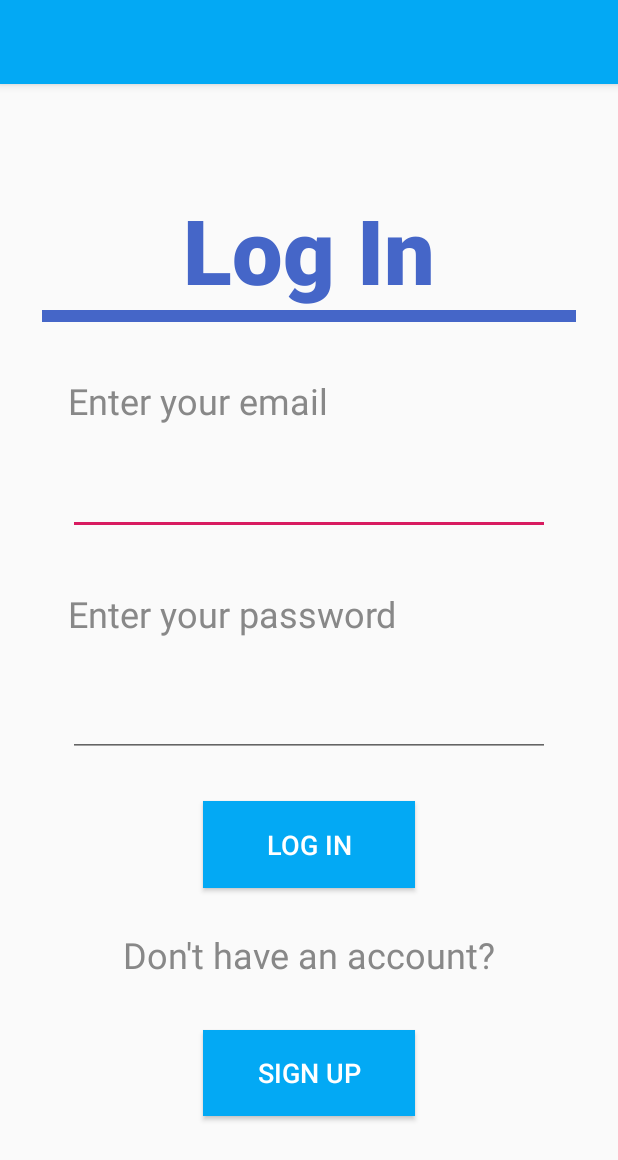
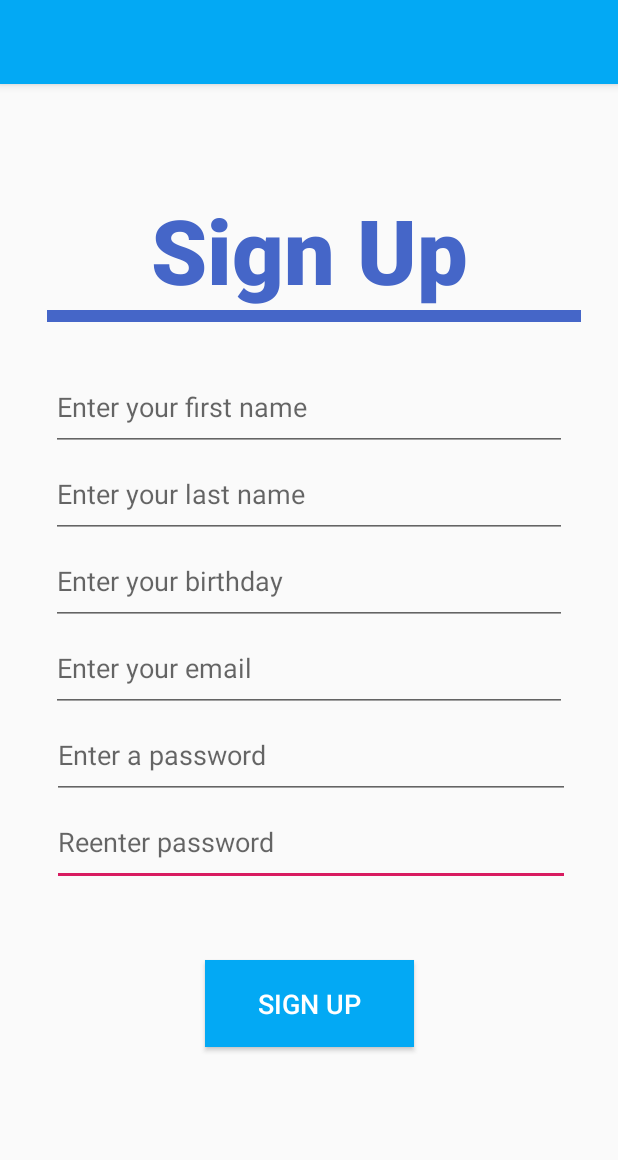
Before and after one commit to mewilczynski/MedTracker, an Android app: the screen it shows after launch (MainActivity before the commit, AddNewUser after it), after a tap on "SIGN UP", on a phone screen of 412 x 824 dp. Shown: the top 1160 px of the screen. Run offline under Robolectric (Android 15) with nearby library versions, the phone set to English and light mode, and no system bars; our stand-ins replace Firebase (no records; nobody signed in at launch, a user with empty details on screens opened directly); libraries missing offline, so code that uses them is left out: com.firebase.ui; 2 statements that could not run were skipped; 1 other tap on this screen came first.

Commit message:
Added sign up activity

```diff
--- a/app/build.gradle
+++ b/app/build.gradle
@@ -34,6 +34,7 @@ dependencies {
     implementation 'com.firebaseui:firebase-ui-auth:6.2.1'
     implementation 'com.jjoe64:graphview:4.2.2'
     implementation 'com.android.support:multidex:1.0.3'
+    implementation 'com.google.android.material:material:1.0.0'
     testImplementation 'junit:junit:4.12'
     androidTestImplementation 'androidx.test.ext:junit:1.1.1'
     androidTestImplementation 'androidx.test.espresso:espresso-core:3.2.0'
--- /dev/null
+++ b/app/src/main/java/com/example/medtracker/AddNewUser.java
@@ -0,0 +1,169 @@
+package com.example.medtracker;
+
+import android.app.DatePickerDialog;
+import android.content.Intent;
+import android.os.Bundle;
+
+import com.google.android.gms.tasks.OnCompleteListener;
+import com.google.android.gms.tasks.Task;
+import com.google.android.material.floatingactionbutton.FloatingActionButton;
+import com.google.android.material.snackbar.Snackbar;
+import com.google.firebase.auth.AuthResult;
+import com.google.firebase.auth.FirebaseAuth;
+import com.google.firebase.auth.FirebaseUser;
+import com.google.firebase.firestore.CollectionReference;
+import com.google.firebase.firestore.FirebaseFirestore;
+
+import androidx.annotation.NonNull;
+import androidx.appcompat.app.AppCompatActivity;
+import androidx.appcompat.widget.Toolbar;
+
+import android.text.InputType;
+import android.view.View;
+import android.widget.Button;
+import android.widget.DatePicker;
+import android.widget.EditText;
+import android.widget.TextView;
+
+import java.util.Calendar;
+
+public class AddNewUser extends AppCompatActivity {
+
+    private static final int RC_SIGN_IN = 123;
+    private FirebaseAuth mAuth;
+    DatePickerDialog picker;
+    private FirebaseFirestore mDatabase;
+
+    @Override
+    protected void onCreate(Bundle savedInstanceState) {
+        super.onCreate(savedInstanceState);
+        setContentView(R.layout.activity_add_new_user);
+        mAuth = FirebaseAuth.getInstance();
+        mDatabase = FirebaseFirestore.getInstance();
+
+        Button signUpBtn = (Button) findViewById(R.id.login_button);
+
+        final EditText editEmail = (EditText) findViewById(R.id.emailBox);
+        final EditText editPass = (EditText) findViewById(R.id.passwordBox);
+        final EditText editfName = (EditText) findViewById(R.id.FirstName);
+        final EditText editlName = (EditText) findViewById(R.id.lastName);
+        final EditText editBirthday = (EditText) findViewById(R.id.birthday);
+        final EditText reenterPass = (EditText) findViewById(R.id.reenterPass);
+
+
+        final TextView errorTxt = (TextView) findViewById(R.id.ErrorTxt);
+
+        final Calendar cldr = Calendar.getInstance();
+        final EditText datepicker = (EditText) findViewById(R.id.editDateText);
+
+        datepicker.setInputType(InputType.TYPE_NULL);
+        datepicker.setOnClickListener(new View.OnClickListener() {
+            @Override
+            public void onClick(View v) {
+
+                int day = cldr.get(Calendar.DAY_OF_MONTH);
+                int month = cldr.get(Calendar.MONTH);
+                int year = cldr.get(Calendar.YEAR);
+                // date picker dialog
+                picker = new DatePickerDialog(AddNewUser.this,
+                        new DatePickerDialog.OnDateSetListener() {
+                            @Override
+                            public void onDateSet(DatePicker view, int year, int monthOfYear, int dayOfMonth) {
+                                String date = (monthOfYear + 1) + "/" + dayOfMonth  +  "/" + year;
+                                datepicker.setText(date);
+
+                            }
+                        }, year, month, day);
+                picker.show();
+            }
+        });
+
+
+
+        signUpBtn.setOnClickListener(new View.OnClickListener() {
+            @Override
+            public void onClick(View v) {
+                String email = editEmail.getText().toString();
+                String pass = editPass.getText().toString();
+                String fName = editfName.getText().toString();
+                String lName = editlName.getText().toString();
+                String birthday = editBirthday.getText().toString();
+                String rPass = reenterPass.getText().toString();
+                if((email != null && !email.isEmpty()) || (pass != null && !pass.isEmpty()) || (fName != null && !fName.isEmpty()) || (lName != null && !lName.isEmpty())|| (birthday != null && !birthday.isEmpty()) || (rPass != null && !rPass.isEmpty())){
+                    AddNewUser.user newUser = new AddNewUser.user(fName, lName, birthday);
+                    createUser(email, pass, errorTxt, newUser);
+                }
+                else if(!rPass.equals(pass)){
+                    errorTxt.setVisibility(View.VISIBLE);
+                    String warning = "Passwords don't match";
+                    errorTxt.setText(warning);
+                }
+                else{
+                    errorTxt.setVisibility(View.VISIBLE);
+                    String warning = "Please fill in all fields";
+                    errorTxt.setText(warning);
+                }
+            }
+        });
+
+    }
+
+    protected void createUser(String email, String password, final TextView errorTxt, final user newUser){
+        mAuth.createUserWithEmailAndPassword(email, password)
+                .addOnCompleteListener(this, new OnCompleteListener<AuthResult>() {
+                    @Override
+                    public void onComplete(@NonNull Task<AuthResult> task) {
+                        if (task.isSuccessful()) {
+                            // Sign in success, update UI with the signed-in user's information
+                            FirebaseUser user = mAuth.getCurrentUser();
+                            String uid = user.getUid();
+                            writeNewUser(newUser, uid);
+
+                            //go to main menu
+                            startActivity(new Intent(AddNewUser.this, MainMenu.class));
+                            finish();
+                        } else {
+                            errorTxt.setVisibility(View.VISIBLE);
+                            String warning = "Something went wrong...";
+                            errorTxt.setText(warning);
+                        }
+
+                        // ...
+                    }
+                });
+    }
+
+    public class user {
+
+        public String fName;
+        public String lName;
+        public String birthday;
+        public String uid;
+
+
+        public user() {
+            // Default constructor required for calls to DataSnapshot.getValue(User.class)
+        }
+
+        public user(String fName, String lName, String birthday) {
+            this.fName = fName;
+            this.lName = lName;
+            this.birthday = birthday;
+            this.uid = "";
+        }
+
+        public void setUID(String uid) {
+            this.uid = uid;
+        }
+
+    }
+
+    private void writeNewUser(user User, String uid) {
+        CollectionReference users = mDatabase.collection("user");
+        User.setUID(uid);
+
+        users.add(User);
+
+    }
+
+}
--- a/app/src/main/java/com/example/medtracker/MainActivity.java
+++ b/app/src/main/java/com/example/medtracker/MainActivity.java
@@ -10,6 +10,7 @@ import android.widget.Button;
 
 import android.util.Log;
 import android.widget.EditText;
+import android.widget.TextView;
 import android.widget.Toast;
 
 import androidx.annotation.Nullable;
@@ -72,16 +73,20 @@ public class MainActivity extends AppCompatActivity {
         final EditText editEmail = (EditText) findViewById(R.id.emailBox);
         final EditText editPass = (EditText) findViewById(R.id.passwordBox);
 
+        final TextView errorTxt = (TextView) findViewById(R.id.ErrorTxt);
+
         signInBtn.setOnClickListener(new View.OnClickListener() {
             @Override
             public void onClick(View v) {
                 String email = editEmail.getText().toString();
                 String pass = editPass.getText().toString();
                 if((email != null && !email.isEmpty()) || (pass != null && !pass.isEmpty())){
-                    signIn(email, pass);
+                    signIn(email, pass, errorTxt);
                 }
                 else{
-
+                    errorTxt.setVisibility(View.VISIBLE);
+                    String warning = "Please enter your email and password";
+                    errorTxt.setText(warning);
                 }
             }
         });
@@ -89,14 +94,13 @@ public class MainActivity extends AppCompatActivity {
         signUpBtn.setOnClickListener(new View.OnClickListener() {
             @Override
             public void onClick(View v) {
-                String email = editEmail.getText().toString();
-                String pass = editPass.getText().toString();
-                createUser(email, pass);
+                Intent intent = new Intent(MainActivity.this, AddNewUser.class);
+                startActivity(intent);
             }
         });
     }
 
-    protected void signIn(String email, String password){
+    protected void signIn(String email, String password, final TextView errorTxt){
         mAuth.signInWithEmailAndPassword(email, password)
                 .addOnCompleteListener(this, new OnCompleteListener<AuthResult>() {
                     @Override
@@ -110,6 +114,9 @@ public class MainActivity extends AppCompatActivity {
                         } else {
                             // If sign in fails, display a message to the user.
                             // ...
+                            errorTxt.setVisibility(View.VISIBLE);
+                            String warning = "The email or password is incorrect";
+                            errorTxt.setText(warning);
                         }
 
                         // ...
@@ -118,24 +125,4 @@ public class MainActivity extends AppCompatActivity {
 
     }
 
-    protected void createUser(String email, String password){
-        mAuth.createUserWithEmailAndPassword(email, password)
-                .addOnCompleteListener(this, new OnCompleteListener<AuthResult>() {
-                    @Override
-                    public void onComplete(@NonNull Task<AuthResult> task) {
-                        if (task.isSuccessful()) {
-                            // Sign in success, update UI with the signed-in user's information
-                            FirebaseUser user = mAuth.getCurrentUser();
-                            //go to main menu
-                            startActivity(new Intent(MainActivity.this, MainMenu.class));
-                            finish();
-                        } else {
-                            // If sign in fails, display a message to the user.
-                        }
-
-                        // ...
-                    }
-                });
-    }
-
 }
--- /dev/null
+++ b/app/src/main/res/layout/activity_add_new_user.xml
@@ -0,0 +1,145 @@
+<?xml version="1.0" encoding="utf-8"?>
+<androidx.constraintlayout.widget.ConstraintLayout xmlns:android="http://schemas.android.com/apk/res/android"
+    xmlns:app="http://schemas.android.com/apk/res-auto"
+    xmlns:tools="http://schemas.android.com/tools"
+    android:id="@+id/coordinatorLayout"
+    android:layout_width="match_parent"
+    android:layout_height="match_parent"
+    tools:context=".AddNewUser">
+
+    <TextView
+        android:id="@+id/errorTxt"
+        android:layout_width="wrap_content"
+        android:layout_height="wrap_content"
+        android:layout_marginStart="56dp"
+        android:textColor="#E8D52D2D"
+        app:layout_constraintBottom_toTopOf="@+id/login_button"
+        app:layout_constraintStart_toStartOf="parent"
+        app:layout_constraintTop_toBottomOf="@+id/reenterPass" />
+
+    <EditText
+        android:id="@+id/reenterPass"
+        android:layout_width="345dp"
+        android:layout_height="58dp"
+        android:ems="10"
+        android:hint="@string/reenterpass_hint"
+        android:inputType="textPassword"
+        app:layout_constraintEnd_toEndOf="parent"
+        app:layout_constraintHorizontal_bias="0.515"
+        app:layout_constraintStart_toStartOf="parent"
+        app:layout_constraintTop_toBottomOf="@+id/passwordBox"
+        tools:ignore="MissingConstraints" />
+
+    <EditText
+        android:id="@+id/birthday"
+        android:layout_width="344dp"
+        android:layout_height="58dp"
+        android:ems="10"
+        android:hint="@string/birthday_hint"
+        android:inputType="date"
+        app:layout_constraintEnd_toEndOf="parent"
+        app:layout_constraintStart_toStartOf="parent"
+        app:layout_constraintTop_toBottomOf="@+id/lastName"
+        tools:ignore="MissingConstraints" />
+
+    <EditText
+        android:id="@+id/lastName"
+        android:layout_width="344dp"
+        android:layout_height="58dp"
+        android:ems="10"
+        android:hint="@string/lname_hint"
+        android:inputType="text"
+        app:layout_constraintEnd_toEndOf="parent"
+        app:layout_constraintStart_toStartOf="parent"
+        app:layout_constraintTop_toBottomOf="@+id/FirstName"
+        tools:ignore="MissingConstraints" />
+
+    <EditText
+        android:id="@+id/FirstName"
+        android:layout_width="344dp"
+        android:layout_height="58dp"
+        android:layout_marginTop="36dp"
+        android:ems="10"
+        android:hint="@string/fname_hint"
+        android:inputType="text"
+        app:layout_constraintEnd_toEndOf="parent"
+        app:layout_constraintStart_toStartOf="parent"
+        app:layout_constraintTop_toBottomOf="@+id/signuptitle"
+        tools:ignore="MissingConstraints" />
+
+    <EditText
+        android:id="@+id/passwordBox"
+        android:layout_width="345dp"
+        android:layout_height="58dp"
+        android:ems="10"
+        android:hint="@string/password_hint"
+        android:inputType="textPassword"
+        app:layout_constraintEnd_toEndOf="parent"
+        app:layout_constraintHorizontal_bias="0.515"
+        app:layout_constraintStart_toStartOf="parent"
+        app:layout_constraintTop_toBottomOf="@+id/emailBox"
+        tools:ignore="MissingConstraints" />
+
+    <EditText
+        android:id="@+id/emailBox"
+        android:layout_width="344dp"
+        android:layout_height="58dp"
+        android:ems="10"
+        android:hint="@string/email_hint"
+        android:inputType="textEmailAddress"
+        app:layout_constraintEnd_toEndOf="parent"
+        app:layout_constraintStart_toStartOf="parent"
+        app:layout_constraintTop_toBottomOf="@+id/birthday"
+        tools:ignore="MissingConstraints" />
+
+    <TextView
+
+        android:id="@+id/signuptitle"
+        android:layout_width="wrap_content"
+        android:layout_height="wrap_content"
+
+        android:layout_marginTop="70dp"
+        android:text="@string/sign_up_header"
+        android:textColor="#4566C8"
+        android:textSize="60dp"
+        android:textStyle="bold"
+        app:fontFamily="sans-serif-black"
+        app:layout_constraintBottom_toTopOf="@+id/toolbar11"
+        app:layout_constraintEnd_toEndOf="parent"
+        app:layout_constraintStart_toStartOf="parent"
+        app:layout_constraintTop_toTopOf="parent"
+        tools:ignore="MissingConstraints" />
+
+    <androidx.appcompat.widget.Toolbar
+        android:id="@+id/toolbar"
+        android:layout_width="356dp"
+        android:layout_height="8dp"
+        android:layout_marginStart="31dp"
+        android:layout_marginEnd="31dp"
+        android:background="#4566C8"
+        android:minHeight="?attr/actionBarSize"
+        android:theme="?attr/actionBarTheme"
+        app:layout_constraintBottom_toTopOf="@+id/login_button"
+        app:layout_constraintEnd_toEndOf="parent"
+        app:layout_constraintHorizontal_bias="0.0"
+        app:layout_constraintStart_toStartOf="parent"
+        app:layout_constraintTop_toBottomOf="@+id/signuptitle"
+        app:layout_constraintVertical_bias="0.0"
+        tools:ignore="MissingConstraints" />
+
+    <Button
+        android:id="@+id/login_button"
+        android:layout_width="139dp"
+        android:layout_height="58dp"
+        android:layout_marginBottom="48dp"
+        android:background="#03A9F4"
+        android:text="@string/signup_button_txt"
+        android:textColor="#FFFFFF"
+        android:textSize="18sp"
+        app:layout_constraintBottom_toBottomOf="parent"
+        app:layout_constraintEnd_toEndOf="parent"
+        app:layout_constraintStart_toStartOf="parent"
+        app:layout_constraintTop_toBottomOf="@+id/reenterPass"
+        app:layout_constraintVertical_bias="0.388"
+        tools:ignore="MissingConstraints" />
+</androidx.constraintlayout.widget.ConstraintLayout>
--- a/app/src/main/res/layout/activity_main.xml
+++ b/app/src/main/res/layout/activity_main.xml
@@ -147,12 +147,14 @@
         tools:ignore="MissingConstraints" />
 
     <TextView
-        android:id="@+id/emailErrorTxt"
+        android:id="@+id/ErrorTxt"
         android:layout_width="wrap_content"
         android:layout_height="wrap_content"
-        android:layout_marginStart="44dp"
+        android:layout_marginStart="56dp"
+        android:layout_marginTop="8dp"
         android:textColor="#E8D52D2D"
+        app:layout_constraintBottom_toTopOf="@+id/login_button"
         app:layout_constraintStart_toStartOf="parent"
-        app:layout_constraintTop_toBottomOf="@+id/emailBox" />
+        app:layout_constraintTop_toBottomOf="@+id/passwordBox" />
 
 </androidx.constraintlayout.widget.ConstraintLayout>
--- a/app/src/main/res/values/strings.xml
+++ b/app/src/main/res/values/strings.xml
@@ -50,5 +50,12 @@
     <string name="x_button">x</string>
     <string name="check_button">√</string>
     <string name="sign_out">Sign Out</string>
-
+    <string name="title_activity_add_new_user">AddNewUser</string>
+    <string name="sign_up_header">Sign Up</string>
+    <string name="fname_hint">Enter your first name</string>
+    <string name="lname_hint">Enter your last name</string>
+    <string name="email_hint">Enter your email</string>
+    <string name="password_hint">Enter a password</string>
+    <string name="reenterpass_hint">Reenter password</string>
+    <string name="birthday_hint">Enter your birthday</string>
 </resources>
```
Also changed, not shown: app/src/main/AndroidManifest.xml (+6 -6 lines).
